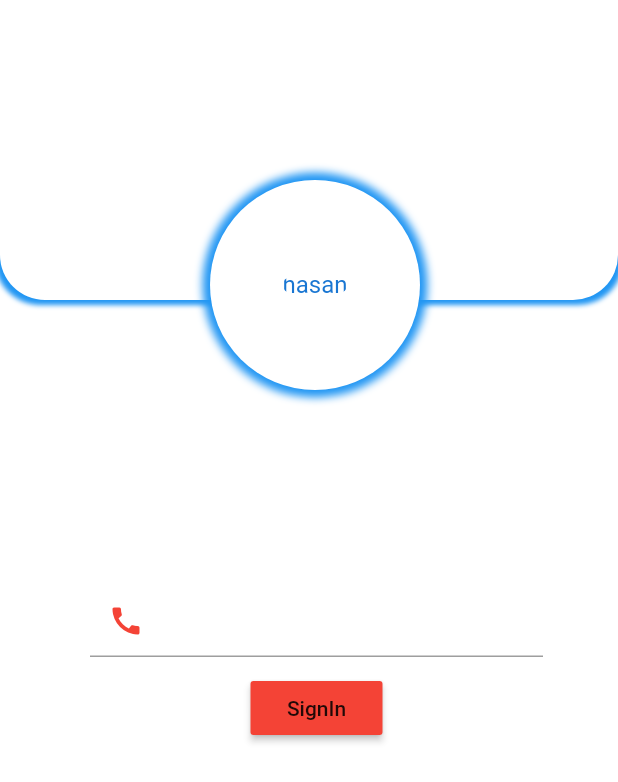
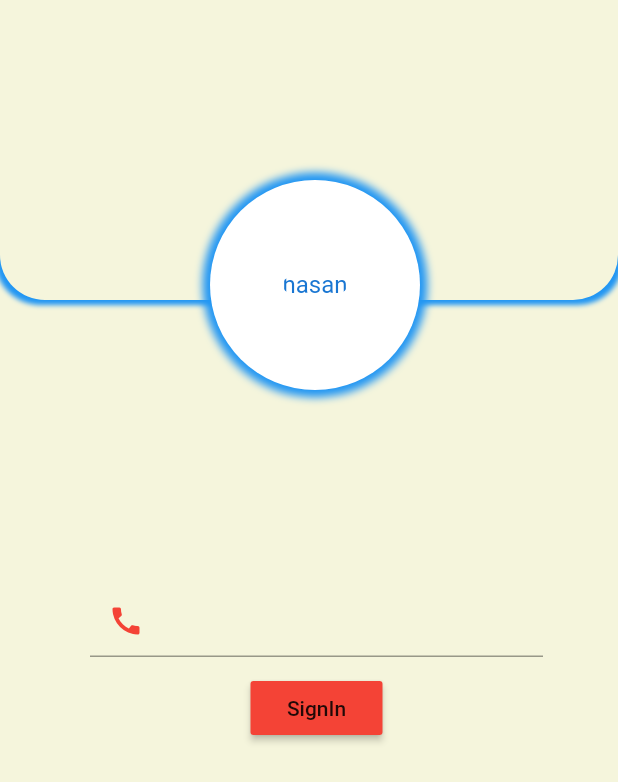
Before and after one commit to HasanMasrur/Flutter_Phone_Authentication, a Flutter app: the screen it shows after launch, on a phone screen of 412 x 824 dp. Shown: the top 782 px of the screen. Run offline on Flutter 3.47's test engine with Material 2 defaults, Android fonts, the phone set to English and light mode, and no system bars; our stand-ins replace firebase_auth, firebase_core, pinput; accounts and stored records are empty.

Commit message:
added colors

```diff
--- a/lib/auth_page.dart
+++ b/lib/auth_page.dart
@@ -18,13 +18,13 @@ class _Authpage extends State<Authpage> {
   Widget build(BuildContext context) {
     Firebase.initializeApp();
     return Scaffold(
-      backgroundColor: Colors.white,
+      backgroundColor: Color(0xFFF5F5DC),
       body: SingleChildScrollView(
         child: Column(
           children: [
             Container(
               height: 270,
-              color: Colors.white,
+              color: Color(0xFFF5F5DC),
               child: Stack(
                 children: [
                   Container(
@@ -38,7 +38,7 @@ class _Authpage extends State<Authpage> {
                             color: Colors.blue,
                           )
                         ],
-                        color: Colors.white,
+                        color: Color(0xFFF5F5DC),
                         borderRadius: BorderRadius.only(
                             bottomLeft: Radius.circular(30),
                             bottomRight: Radius.circular(30))),
```
